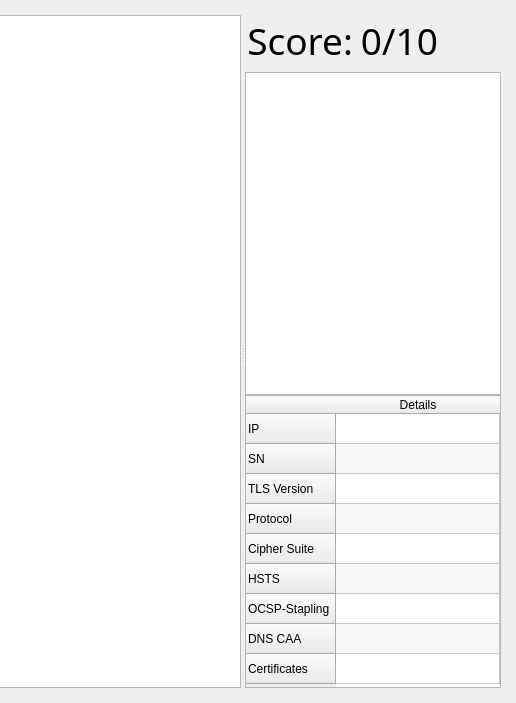
sondresolb/certificate-visualize, file qt_files/display_window.ui: the form before one commit; both pictures show x 611 to 1127 and y 0 to 703 of the 1127 by 703 pixel window.
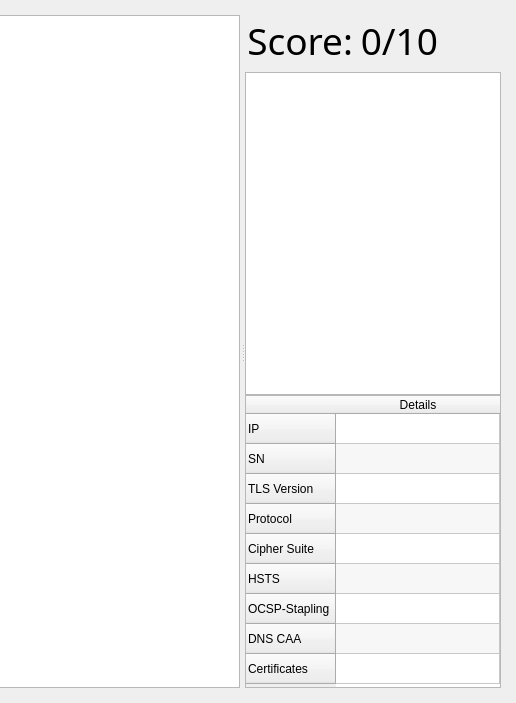
The form after the commit. Icons and pictures are not drawn.

Patch:
```diff
--- a/qt_files/display_window.ui
+++ b/qt_files/display_window.ui
@@ -59,7 +59,7 @@
       <enum>Qt::Horizontal</enum>
      </property>
      <property name="handleWidth">
-      <number>4</number>
+      <number>5</number>
      </property>
      <widget class="QTreeView" name="data_view">
       <property name="sizePolicy">
```
Left out of the diff: 21 changed lines with no effect on the pictures.
